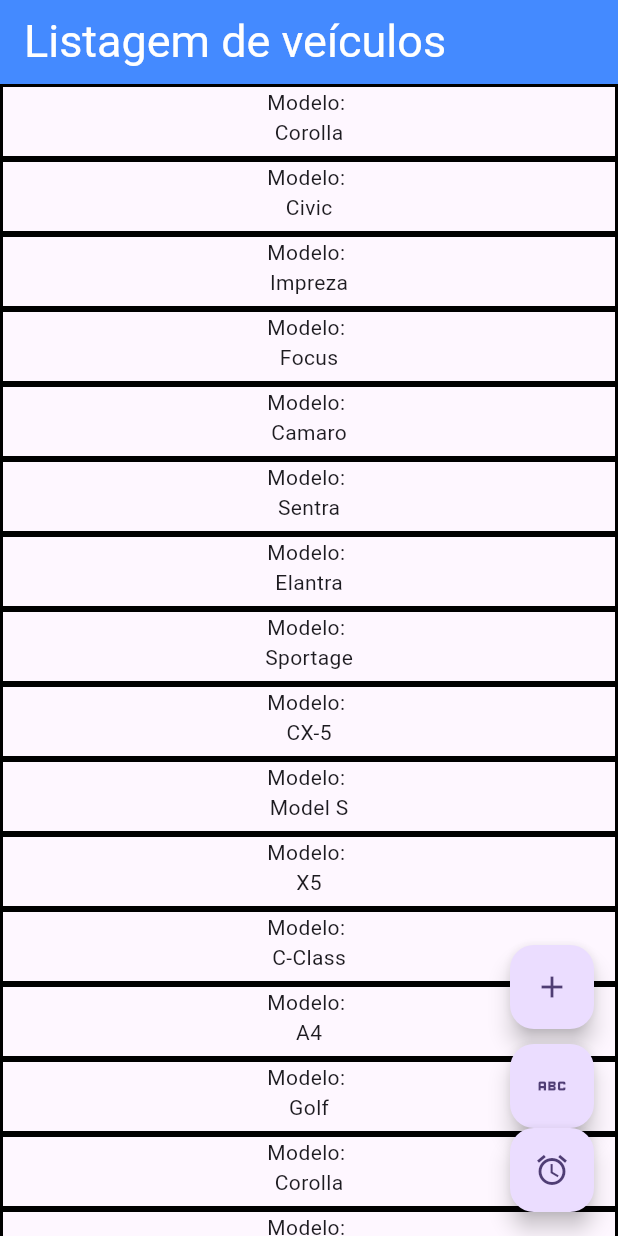
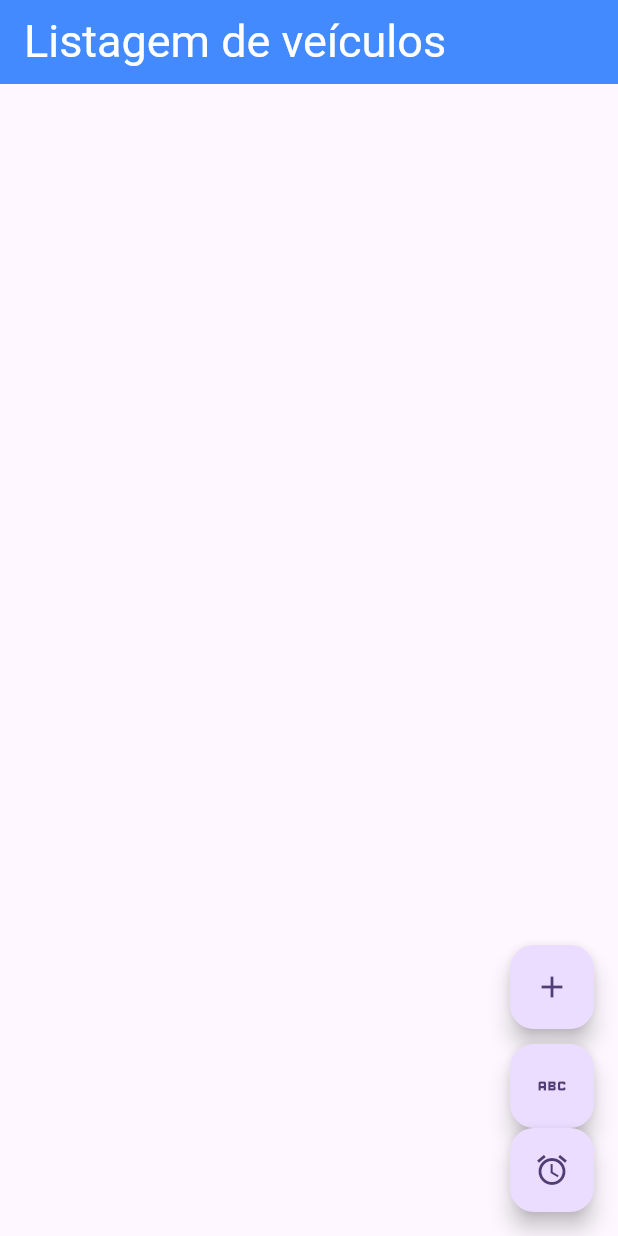
Before and after one commit to Thyago-3/DispMoveis_07-11-2025, a Flutter app: the screen it shows after launch, on a phone screen of 412 x 824 dp. Run offline on Flutter 3.47's test engine with Material 3 defaults, Android fonts, the phone set to English and light mode, and no system bars.

Commit message:
Removeu lista

```diff
--- a/lib/veiculo_listagem_screen.dart
+++ b/lib/veiculo_listagem_screen.dart
@@ -10,36 +10,7 @@ class VeiculoListagemScreen extends StatefulWidget {
 }
 
 class _VeiculoListagemScreenState extends State<VeiculoListagemScreen> {
-  List<Veiculo> veiculos = [
-    Veiculo(marca: "Toyota", modelo: "Corolla", ano: 2022),
-    Veiculo(marca: "Honda", modelo: "Civic", ano: 2022),
-    Veiculo(marca: "Subaru", modelo: "Impreza", ano: 2022),
-    Veiculo(marca: "Ford", modelo: "Focus", ano: 2022),
-    Veiculo(marca: "Chevrolet", modelo: "Camaro", ano: 2022),
-    Veiculo(marca: "Nissan", modelo: "Sentra", ano: 2022),
-    Veiculo(marca: "Hyundai", modelo: "Elantra", ano: 2022),
-    Veiculo(marca: "Kia", modelo: "Sportage", ano: 2022),
-    Veiculo(marca: "Mazda", modelo: "CX-5", ano: 2022),
-    Veiculo(marca: "Tesla", modelo: "Model S", ano: 2022),
-    Veiculo(marca: "BMW", modelo: "X5", ano: 2022),
-    Veiculo(marca: "Mercedes-Benz", modelo: "C-Class", ano: 2022),
-    Veiculo(marca: "Audi", modelo: "A4", ano: 2022),
-    Veiculo(marca: "Volkswagen", modelo: "Golf", ano: 2022),
-    Veiculo(marca: "Toyota", modelo: "Corolla", ano: 2022),
-    Veiculo(marca: "Honda", modelo: "Civic", ano: 2022),
-    Veiculo(marca: "Subaru", modelo: "Impreza", ano: 2022),
-    Veiculo(marca: "Ford", modelo: "Focus", ano: 2022),
-    Veiculo(marca: "Chevrolet", modelo: "Camaro", ano: 2022),
-    Veiculo(marca: "Nissan", modelo: "Sentra", ano: 2022),
-    Veiculo(marca: "Hyundai", modelo: "Elantra", ano: 2022),
-    Veiculo(marca: "Kia", modelo: "Sportage", ano: 2022),
-    Veiculo(marca: "Mazda", modelo: "CX-5", ano: 2022),
-    Veiculo(marca: "Tesla", modelo: "Model S", ano: 2022),
-    Veiculo(marca: "BMW", modelo: "X5", ano: 2022),
-    Veiculo(marca: "Mercedes-Benz", modelo: "C-Class", ano: 2022),
-    Veiculo(marca: "Audi", modelo: "A4", ano: 2022),
-    Veiculo(marca: "Volkswagen", modelo: "Golf", ano: 2022),
-  ];
+  List<Veiculo> veiculos = [];
 
   @override
   Widget build(BuildContext context) {
```
